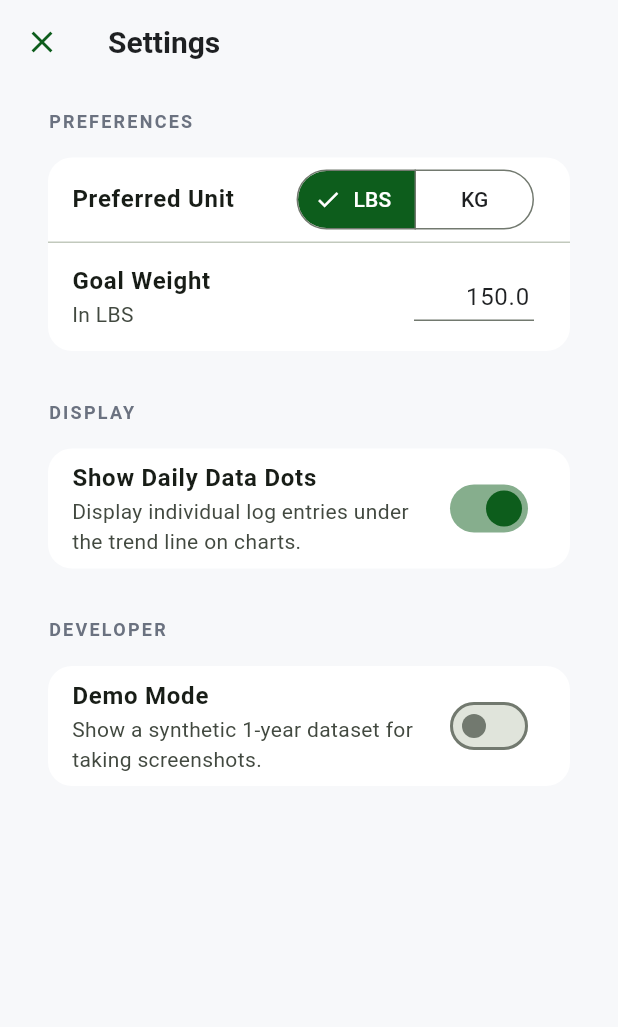
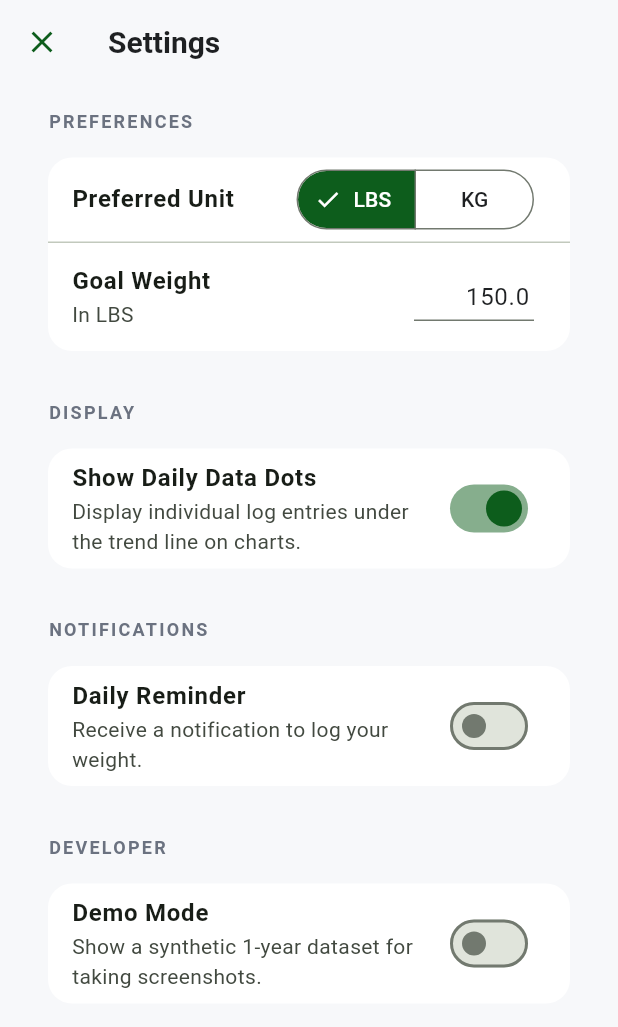
Before and after one commit to MishaTikh/SteadyTrendApp, a Flutter app: the screen it shows after launch, after a tap on the "settings" icon, on a phone screen of 412 x 824 dp. Shown: the top 1027 px of the screen. Run offline on Flutter 3.47's test engine with Material 3 defaults, Android fonts, the phone set to English and light mode, and no system bars; our stand-ins replace fl_chart, flutter_local_notifications, flutter_timezone, share_plus, shared_preferences, timezone.

Commit message:
feat: implement daily weight logging reminder
- Add `flutter_local_notifications`, `timezone`, and `flutter_timezone` dependencies
- Create `NotificationService` singleton to manage timezone init, permissions, and scheduling
- Update `SettingsProvider` to manage state for `dailyReminderEnabled` and `dailyReminderTime`
- Add UI to `SettingsScreen` to toggle reminders and select a time via `showTimePicker`
- Update Android/iOS settings including permissions and app boot receiver
- Implement click routing in `MainScreen` to jump straight to the log tab upon notification click
- Implement handling for app cold-start when opened via notification

Co-authored-by: MishaTikh <2096102+MishaTikh@users.noreply.github.com>

```diff
--- a/lib/main.dart
+++ b/lib/main.dart
@@ -6,15 +6,29 @@ import 'providers/weight_provider.dart';
 import 'providers/settings_provider.dart';
 import 'screens/log.dart';
 import 'screens/settings.dart';
+import 'services/notification_service.dart';
 
-void main() {
+void main() async {
+  WidgetsFlutterBinding.ensureInitialized();
+
+  final notificationService = NotificationService();
+  await notificationService.init();
+
+  int initialIndex = 0;
+  final details = await notificationService.getNotificationAppLaunchDetails();
+  if (details != null && details.didNotificationLaunchApp) {
+    if (details.notificationResponse?.payload == 'log_weight') {
+      initialIndex = 2;
+    }
+  }
+
   runApp(
     MultiProvider(
       providers: [
         ChangeNotifierProvider(create: (_) => WeightProvider()),
         ChangeNotifierProvider(create: (_) => SettingsProvider()),
       ],
-      child: const MyApp(),
+      child: MyApp(initialIndex: initialIndex),
     ),
   );
 }
@@ -30,7 +44,9 @@ class AppColors {
 }
 
 class MyApp extends StatelessWidget {
-  const MyApp({super.key});
+  final int initialIndex;
+
+  const MyApp({super.key, this.initialIndex = 0});
 
   @override
   Widget build(BuildContext context) {
@@ -72,26 +88,42 @@ class MyApp extends StatelessWidget {
           type: BottomNavigationBarType.fixed,
         ),
       ),
-      home: const MainScreen(),
+      home: MainScreen(initialIndex: initialIndex),
     );
   }
 }
 
 class MainScreen extends StatefulWidget {
-  const MainScreen({super.key});
+  final int initialIndex;
+
+  const MainScreen({super.key, this.initialIndex = 0});
 
   @override
   State<MainScreen> createState() => _MainScreenState();
 }
 
 class _MainScreenState extends State<MainScreen> {
-  int _currentIndex = 0;
+  late int _currentIndex;
 
   final List<Widget> _screens = [
     const DashboardScreen(),
     const HistoryScreen(),
     const LogScreen(),
   ];
+
+  @override
+  void initState() {
+    super.initState();
+    _currentIndex = widget.initialIndex;
+
+    NotificationService().onNotificationClick = (String? payload) {
+      if (payload == 'log_weight') {
+        setState(() {
+          _currentIndex = 2; // Index of LogScreen
+        });
+      }
+    };
+  }
 
   @override
   Widget build(BuildContext context) {
--- a/lib/providers/settings_provider.dart
+++ b/lib/providers/settings_provider.dart
@@ -1,5 +1,6 @@
 import 'package:flutter/foundation.dart';
 import 'package:shared_preferences/shared_preferences.dart';
+import '../services/notification_service.dart';
 
 class SettingsProvider with ChangeNotifier {
   String _preferredUnit = 'LBS';
@@ -10,6 +11,9 @@ class SettingsProvider with ChangeNotifier {
   bool _isDemoMode = false;
   double _demoGoalWeight = 170.0;
 
+  bool _isDailyReminderEnabled = false;
+  String _dailyReminderTime = '07:00'; // HH:mm format
+
   SettingsProvider() {
     _loadSettings();
   }
@@ -19,6 +23,8 @@ class SettingsProvider with ChangeNotifier {
   bool get showDailyData => _showDailyData;
   bool get isLoading => _isLoading;
   bool get isDemoMode => _isDemoMode;
+  bool get isDailyReminderEnabled => _isDailyReminderEnabled;
+  String get dailyReminderTime => _dailyReminderTime;
 
   void setDemoMode(bool isDemo) {
     _isDemoMode = isDemo;
@@ -34,6 +40,14 @@ class SettingsProvider with ChangeNotifier {
     _preferredUnit = prefs.getString('preferred_unit') ?? 'LBS';
     _goalWeight = prefs.getDouble('goal_weight') ?? 150.0;
     _showDailyData = prefs.getBool('show_daily_data') ?? true;
+    _isDailyReminderEnabled = prefs.getBool('daily_reminder_enabled') ?? false;
+    _dailyReminderTime = prefs.getString('daily_reminder_time') ?? '07:00';
+
+    // Reschedule notification on startup if enabled
+    if (_isDailyReminderEnabled) {
+      _rescheduleNotification();
+    }
+
     _isLoading = false;
     notifyListeners();
   }
@@ -65,4 +79,41 @@ class SettingsProvider with ChangeNotifier {
     await prefs.setBool('show_daily_data', show);
     notifyListeners();
   }
+
+  Future<void> updateDailyReminder(bool enabled) async {
+    _isDailyReminderEnabled = enabled;
+    final prefs = await SharedPreferences.getInstance();
+    await prefs.setBool('daily_reminder_enabled', enabled);
+
+    if (enabled) {
+      _rescheduleNotification();
+    } else {
+      await NotificationService().cancelDailyReminder();
+    }
+    notifyListeners();
+  }
+
+  Future<void> updateDailyReminderTime(String time) async {
+    _dailyReminderTime = time;
+    final prefs = await SharedPreferences.getInstance();
+    await prefs.setString('daily_reminder_time', time);
+
+    if (_isDailyReminderEnabled) {
+      _rescheduleNotification();
+    }
+    notifyListeners();
+  }
+
+  void _rescheduleNotification() {
+    try {
+      final parts = _dailyReminderTime.split(':');
+      if (parts.length == 2) {
+        final hour = int.parse(parts[0]);
+        final minute = int.parse(parts[1]);
+        NotificationService().scheduleDailyReminder(hour, minute);
+      }
+    } catch (e) {
+      // Handle parsing error
+    }
+  }
 }
--- a/lib/screens/settings.dart
+++ b/lib/screens/settings.dart
@@ -3,6 +3,7 @@ import 'package:provider/provider.dart';
 import '../main.dart'; // for AppColors
 import '../providers/settings_provider.dart';
 import '../providers/weight_provider.dart';
+import '../services/notification_service.dart';
 
 class SettingsScreen extends StatefulWidget {
   const SettingsScreen({super.key});
@@ -147,6 +148,89 @@ class _SettingsScreenState extends State<SettingsScreen> {
                 ),
               ),
               const SizedBox(height: 24),
+              _buildSectionTitle('NOTIFICATIONS'),
+              Card(
+                child: Column(
+                  children: [
+                    ListTile(
+                      title: const Text('Daily Reminder', style: TextStyle(fontWeight: FontWeight.bold)),
+                      subtitle: const Text('Receive a notification to log your weight.'),
+                      trailing: Switch(
+                        value: settings.isDailyReminderEnabled,
+                        onChanged: (val) async {
+                          if (val) {
+                            bool hasPermission = await NotificationService().requestPermissions();
+                            if (hasPermission) {
+                              settings.updateDailyReminder(true);
+                            } else {
+                              // If permissions are not granted, ensure it stays off
+                              if (context.mounted) {
+                                ScaffoldMessenger.of(context).showSnackBar(
+                                  const SnackBar(content: Text('Notification permissions are required.')),
+                                );
+                              }
+                              settings.updateDailyReminder(false);
+                            }
+                          } else {
+                            settings.updateDailyReminder(false);
+                          }
+                        },
+                        activeColor: AppColors.primaryGreen,
+                      ),
+                    ),
+                    if (settings.isDailyReminderEnabled) ...[
+                      const Divider(height: 1),
+                      ListTile(
+                        title: const Text('Reminder Time', style: TextStyle(fontWeight: FontWeight.bold)),
+                        trailing: Row(
+                          mainAxisSize: MainAxisSize.min,
+                          children: [
+                            Text(
+                              _formatTime(settings.dailyReminderTime),
+                              style: const TextStyle(fontSize: 16, color: AppColors.textDark),
+                            ),
+                            const SizedBox(width: 8),
+                            const Icon(Icons.access_time, color: AppColors.primaryGreen),
+                          ],
+                        ),
+                        onTap: () async {
+                          final parts = settings.dailyReminderTime.split(':');
+                          TimeOfDay initialTime = const TimeOfDay(hour: 7, minute: 0);
+                          if (parts.length == 2) {
+                            initialTime = TimeOfDay(
+                              hour: int.tryParse(parts[0]) ?? 7,
+                              minute: int.tryParse(parts[1]) ?? 0,
+                            );
+                          }
+
+                          final TimeOfDay? picked = await showTimePicker(
+                            context: context,
+                            initialTime: initialTime,
+                            builder: (context, child) {
+                              return Theme(
+                                data: Theme.of(context).copyWith(
+                                  colorScheme: const ColorScheme.light(
+                                    primary: AppColors.primaryGreen,
+                                    onPrimary: Colors.white,
+                                    onSurface: AppColors.textDark,
+                                  ),
+                                ),
+                                child: child!,
+                              );
+                            },
+                          );
+
+                          if (picked != null) {
+                            final newTime = '${picked.hour.toString().padLeft(2, '0')}:${picked.minute.toString().padLeft(2, '0')}';
+                            settings.updateDailyReminderTime(newTime);
+                          }
+                        },
+                      ),
+                    ],
+                  ],
+                ),
+              ),
+              const SizedBox(height: 24),
               _buildSectionTitle('DEVELOPER'),
               Card(
                 child: ListTile(
@@ -171,6 +255,29 @@ class _SettingsScreenState extends State<SettingsScreen> {
     );
   }
 
+  String _formatTime(String timeStr) {
+    try {
+      final parts = timeStr.split(':');
+      if (parts.length == 2) {
+        final hour = int.parse(parts[0]);
+        final minute = int.parse(parts[1]);
+        final timeOfDay = TimeOfDay(hour: hour, minute: minute);
+
+        // This requires access to BuildContext, but since this is just a helper,
+        // we can format it manually or use material localizations.
+        // For simplicity, formatting manually:
+        final period = timeOfDay.period == DayPeriod.am ? 'AM' : 'PM';
+        int displayHour = timeOfDay.hourOfPeriod;
+        if (displayHour == 0) displayHour = 12; // 12 AM or 12 PM
+
+        return '$displayHour:${minute.toString().padLeft(2, '0')} $period';
+      }
+    } catch (e) {
+      // fallback
+    }
+    return timeStr;
+  }
+
   Widget _buildSectionTitle(String title) {
     return Padding(
       padding: const EdgeInsets.only(left: 16, bottom: 8),
--- /dev/null
+++ b/lib/services/notification_service.dart
@@ -0,0 +1,132 @@
+import 'package:flutter/foundation.dart';
+import 'package:flutter/material.dart';
+import 'package:flutter_local_notifications/flutter_local_notifications.dart';
+import 'package:timezone/data/latest_all.dart' as tz;
+import 'package:timezone/timezone.dart' as tz;
+import 'package:flutter_timezone/flutter_timezone.dart';
+import 'dart:io';
+
+class NotificationService {
+  static final NotificationService _instance = NotificationService._internal();
+
+  factory NotificationService() => _instance;
+
+  NotificationService._internal();
+
+  final FlutterLocalNotificationsPlugin _notificationsPlugin =
+      FlutterLocalNotificationsPlugin();
+
+  Future<void> init() async {
+    try {
+      tz.initializeTimeZones();
+      final tzInfo = await FlutterTimezone.getLocalTimezone();
+      tz.setLocalLocation(tz.getLocation(tzInfo.identifier));
+    } catch (e) {
+      if (kDebugMode) {
+        print('Error initializing timezone: $e');
+      }
+    }
+
+    const AndroidInitializationSettings initializationSettingsAndroid =
+        AndroidInitializationSettings('launcher_icon');
+
+    final DarwinInitializationSettings initializationSettingsDarwin =
+        DarwinInitializationSettings(
+      requestAlertPermission: false,
+      requestBadgePermission: false,
+      requestSoundPermission: false,
+    );
+
+    final InitializationSettings initializationSettings = InitializationSettings(
+      android: initializationSettingsAndroid,
+      iOS: initializationSettingsDarwin,
+    );
+
+    await _notificationsPlugin.initialize(
+      settings: initializationSettings,
+      onDidReceiveNotificationResponse: (NotificationResponse response) async {
+        // handle action handled in main
+        onNotificationClick?.call(response.payload);
+      },
+    );
+  }
+
+  Function(String?)? onNotificationClick;
+
+  Future<NotificationAppLaunchDetails?> getNotificationAppLaunchDetails() async {
+    return await _notificationsPlugin.getNotificationAppLaunchDetails();
+  }
+
+  Future<bool> requestPermissions() async {
+    if (Platform.isIOS) {
+      final bool? result = await _notificationsPlugin
+          .resolvePlatformSpecificImplementation<
+              IOSFlutterLocalNotificationsPlugin>()
+          ?.requestPermissions(
+            alert: true,
+            badge: true,
+            sound: true,
+          );
+      return result ?? false;
+    } else if (Platform.isMacOS) {
+      final bool? result = await _notificationsPlugin
+          .resolvePlatformSpecificImplementation<
+              MacOSFlutterLocalNotificationsPlugin>()
+          ?.requestPermissions(
+            alert: true,
+            badge: true,
+            sound: true,
+          );
+      return result ?? false;
+    } else if (Platform.isAndroid) {
+      final AndroidFlutterLocalNotificationsPlugin? androidImplementation =
+          _notificationsPlugin.resolvePlatformSpecificImplementation<
+              AndroidFlutterLocalNotificationsPlugin>();
+
+      final bool? grantedNotificationPermission =
+          await androidImplementation?.requestNotificationsPermission();
+
+      final bool? grantedAlarmPermission =
+          await androidImplementation?.requestExactAlarmsPermission();
+
+      return (grantedNotificationPermission ?? true) && (grantedAlarmPermission ?? true);
+    }
+    return false;
+  }
+
+  Future<void> scheduleDailyReminder(int hour, int minute) async {
+    await _notificationsPlugin.cancel(id: 0);
+
+    final tz.TZDateTime now = tz.TZDateTime.now(tz.local);
+    tz.TZDateTime scheduledDate =
+        tz.TZDateTime(tz.local, now.year, now.month, now.day, hour, minute);
+
+    if (scheduledDate.isBefore(now)) {
+      scheduledDate = scheduledDate.add(const Duration(days: 1));
+    }
+
+    await _notificationsPlugin.zonedSchedule(
+      id: 0,
+      title: 'Time to log your weight!',
+      body: 'Keep up your steady trend by logging your weight today.',
+      scheduledDate: scheduledDate,
+      notificationDetails: const NotificationDetails(
+        android: AndroidNotificationDetails(
+          'daily_reminder_channel',
+          'Daily Reminder',
+          channelDescription: 'Reminds you to log your weight daily.',
+          importance: Importance.max,
+          priority: Priority.high,
+        ),
+        iOS: DarwinNotificationDetails(),
+      ),
+      androidScheduleMode: AndroidScheduleMode.exactAllowWhileIdle,
+      matchDateTimeComponents: DateTimeComponents.time,
+      payload: 'log_weight',
+    );
+  }
+
+  Future<void> cancelDailyReminder() async {
+    await _notificationsPlugin.cancel(id: 0);
+  }
+}
--- a/pubspec.yaml
+++ b/pubspec.yaml
@@ -40,6 +40,9 @@ dependencies:
   intl: ^0.20.2
   share_plus: ^12.0.1
   path_provider: ^2.1.5
+  flutter_local_notifications: ^21.0.0
+  timezone: ^0.11.0
+  flutter_timezone: ^5.0.2
 
 dev_dependencies:
   flutter_test:
```
Also changed, not shown: pubspec.lock, 16 other files.
